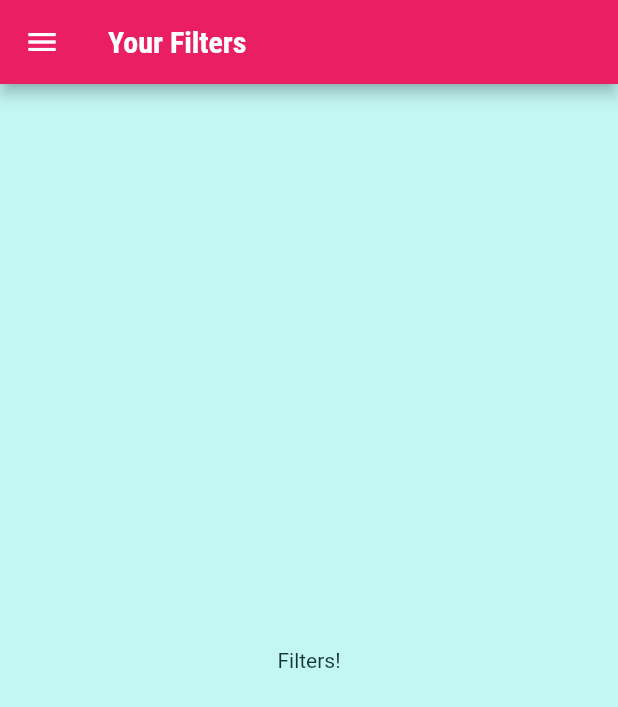
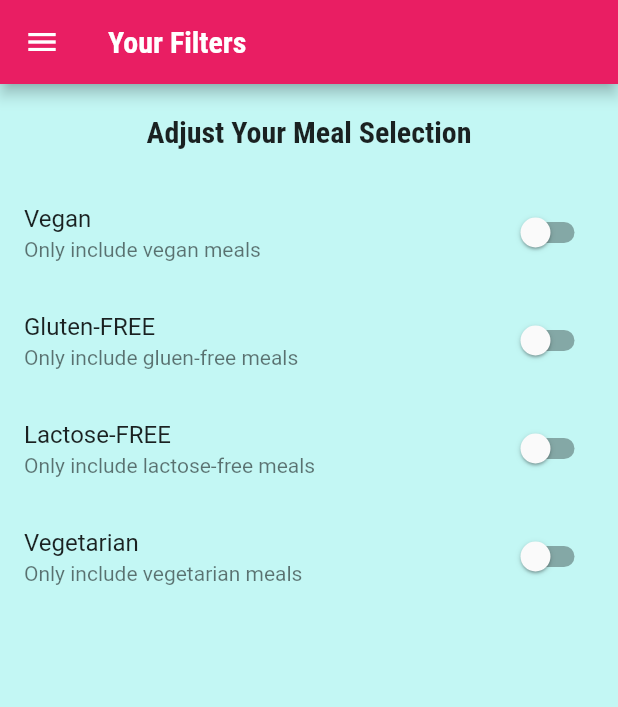
Before and after one commit to kartikpachori/DeliMealAPP, a Flutter app: the FiltersScreen screen opened by its route, on a phone screen of 412 x 824 dp. Shown: the top 707 px of the screen. Run offline on Flutter 3.47's test engine with Material 2 defaults, Android fonts, the light colour scheme and no system bars; missing offline and left inert: dart:ffi.

Commit message:
filters added

```diff
--- a/lib/screens/filters_screen.dart
+++ b/lib/screens/filters_screen.dart
@@ -1,8 +1,27 @@
 import 'package:flutter/material.dart';
 import 'package:flutter_complete_guide/widgets/main_drawer.dart';
 
-class FiltersScreen extends StatelessWidget {
+class FiltersScreen extends StatefulWidget {
   static const routeName = '/filters';
+
+  @override
+  State<FiltersScreen> createState() => _FiltersScreenState();
+}
+
+class _FiltersScreenState extends State<FiltersScreen> {
+  bool _glutenFree = false;
+  bool _lactoseFree = false;
+  bool _vegan = false;
+  bool _vegetarian = false;
+
+  Widget _buildSwitchListTile(
+      String title, String description, bool current, Function updateValue) {
+    return SwitchListTile(
+        title: Text(title),
+        value: current,
+        subtitle: Text(description),
+        onChanged: updateValue);
+  }
 
   @override
   Widget build(BuildContext context) {
@@ -11,9 +30,57 @@
           title: Text('Your Filters'),
         ),
         drawer: MainDrawer(),
-      body: Center(
-        child: Text('Filters!'),
+        body: Column(
+          children: <Widget>[
+            Container(
+              padding: EdgeInsets.all(20),
+              child: Text(
+                'Adjust Your Meal Selection',
+                style: Theme.of(context).textTheme.headline6,
               ),
+            ),
+            Expanded(
+                child: ListView(
+              children: <Widget>[
+                _buildSwitchListTile(
+                    'Vegan', 'Only include vegan meals', _vegan, (newValue) {
+                  setState(
+                    () {
+                      _vegan = newValue;
+                    },
                   );
+                }),
+                _buildSwitchListTile(
+                    'Gluten-FREE', 'Only include gluen-free meals', _glutenFree,
+                    (newValue) {
+                  setState(
+                    () {
+                      _glutenFree = newValue;
+                    },
+                  );
+                }),
+                _buildSwitchListTile(
+                    'Lactose-FREE',
+                    'Only include lactose-free meals',
+                    _lactoseFree, (newValue) {
+                  setState(
+                    () {
+                      _lactoseFree = newValue;
+                    },
+                  );
+                }),
+                _buildSwitchListTile(
+                    'Vegetarian', 'Only include vegetarian meals', _vegetarian,
+                    (newValue) {
+                  setState(
+                    () {
+                      _vegetarian = newValue;
+                    },
+                  );
+                })
+              ],
+            ))
+          ],
+        ));
   }
 }
```
Lines whose indentation alone changed are shown as unchanged.
